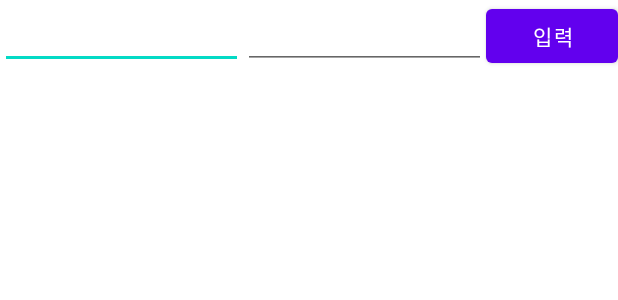
After one commit to cluelin/QuestScheduler, an Android app: the layout fragment_quest_add.xml on its own in the app's theme, with its tools: preview values and no code run, on a phone screen of 412 x 824 dp. The commit adds this screen. Shown: the top 300 px of the screen. Run offline under Robolectric (Android 15) with nearby library versions, the phone set to English and light mode, and no system bars.

Commit message:
Implement new quest feature

```diff
--- a/app/src/main/java/com/cluelin/app/MyAdapter.kt
+++ b/app/src/main/java/com/cluelin/app/MyAdapter.kt
@@ -1,6 +1,5 @@
 package com.cluelin.app
 
-import android.view.Gravity
 import android.view.LayoutInflater
 import android.view.View
 import android.view.ViewGroup
@@ -21,7 +20,7 @@ class MyAdapter(
     }
 
     override fun onCreateViewHolder(parent: ViewGroup, viewType: Int): ViewHolder {
-        val view = LayoutInflater.from(parent.context).inflate(R.layout.quest_item, parent, false)
+        val view = LayoutInflater.from(parent.context).inflate(R.layout.item_quest, parent, false)
         return ViewHolder(view)
     }
 
--- /dev/null
+++ b/app/src/main/res/layout/fragment_quest_add.xml
@@ -0,0 +1,33 @@
+<?xml version="1.0" encoding="utf-8"?>
+<FrameLayout xmlns:android="http://schemas.android.com/apk/res/android"
+    xmlns:tools="http://schemas.android.com/tools"
+    android:layout_width="match_parent"
+    android:layout_height="match_parent"
+    tools:context=".Fragment.QuestGenerator">
+
+    <LinearLayout
+        android:layout_width="match_parent"
+        android:layout_height="match_parent"
+        android:orientation="horizontal">
+
+        <EditText
+            android:id="@+id/quest_name"
+            android:layout_width="match_parent"
+            android:layout_height="wrap_content"
+            android:layout_weight="1"/>
+
+        <EditText
+            android:id="@+id/quest_term"
+            android:layout_width="match_parent"
+            android:layout_height="wrap_content"
+            android:layout_weight="1"/>
+
+        <Button
+            android:id="@+id/btn_add_quest"
+            android:text="입력"
+            android:layout_width="wrap_content"
+            android:layout_height="wrap_content" />
+
+    </LinearLayout>
+
+</FrameLayout>
```
Also changed, not shown: app/src/main/java/com/cluelin/app/Fragment/QuestGenerator.kt (+39 -35 lines), app/src/main/java/com/cluelin/app/Fragment/QuestList.kt (+0 -10 lines), app/src/main/res/layout/fragment_quest_generator.xml (deleted, +0 -14 lines), app/src/main/res/layout/item_quest.xml (renamed from app/src/main/res/layout/quest_item.xml).
